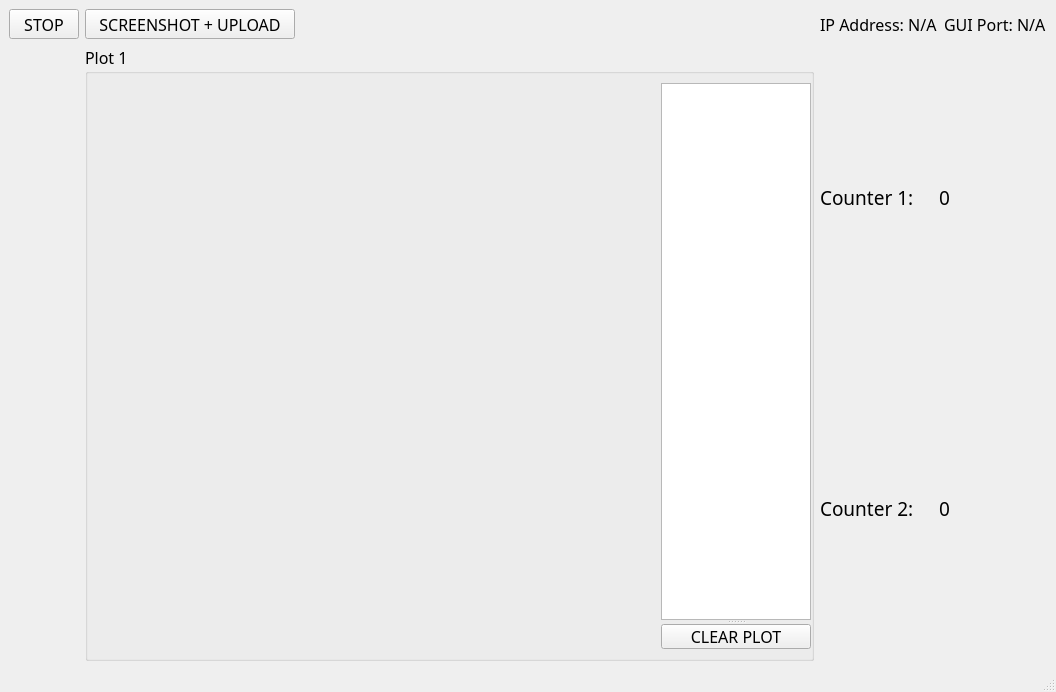
Before: the Qt Designer form pylabnet/gui/pyqt/gui_templates/dummy_count_monitor.ui in lukingroup/pylabnet, drawn with Qt 5.
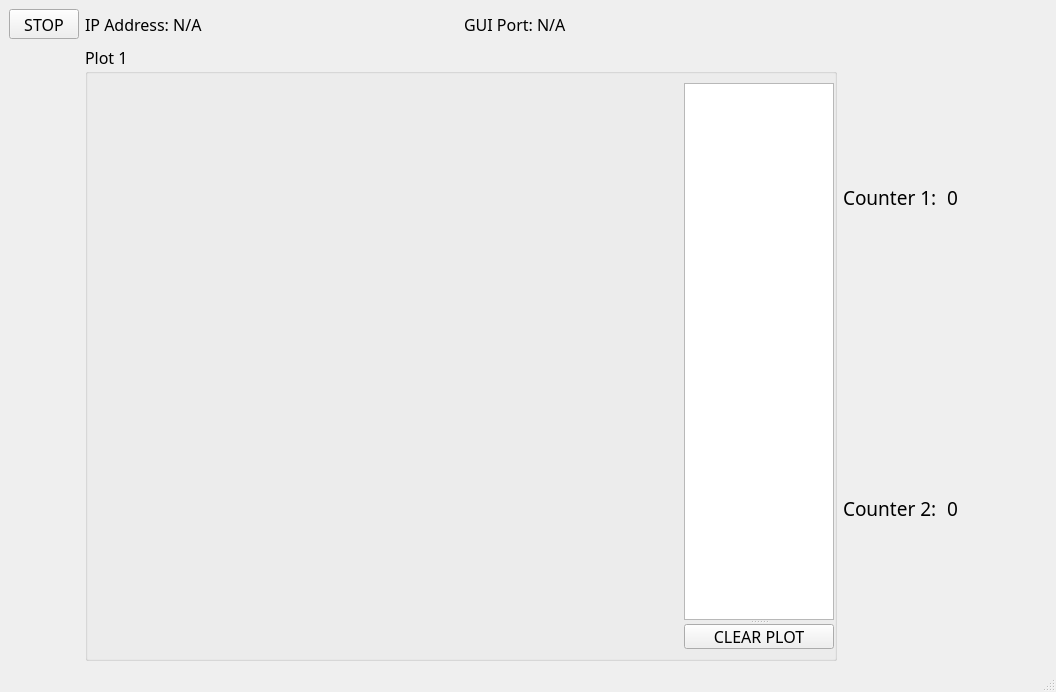
After: the same form once the commit is applied. Custom widgets are drawn as their Qt base class.

Commit message: add the menu for screenshot + upload

Diff of the .ui file:
```diff
--- a/pylabnet/gui/pyqt/gui_templates/dummy_count_monitor.ui
+++ b/pylabnet/gui/pyqt/gui_templates/dummy_count_monitor.ui
@@ -44,31 +44,6 @@
      </widget>
     </item>
     <item row="0" column="1">
-     <widget class="QPushButton" name="upload_button_1">
-      <property name="maximumSize">
-       <size>
-        <width>210</width>
-        <height>30</height>
-       </size>
-      </property>
-      <property name="font">
-       <font>
-        <family>Calibri Light</family>
-        <pointsize>12</pointsize>
-       </font>
-      </property>
-      <property name="styleSheet">
-       <string notr="true"/>
-      </property>
-      <property name="text">
-       <string>SCREENSHOT + UPLOAD</string>
-      </property>
-      <property name="checkable">
-       <bool>true</bool>
-      </property>
-     </widget>
-    </item>
-    <item row="0" column="2">
      <layout class="QHBoxLayout" name="horizontalLayout">
       <item>
        <widget class="QLabel" name="ip_label">
```
Left out of the diff: 2 changed lines with no effect on the pictures. The commit also changes 3 other files.
